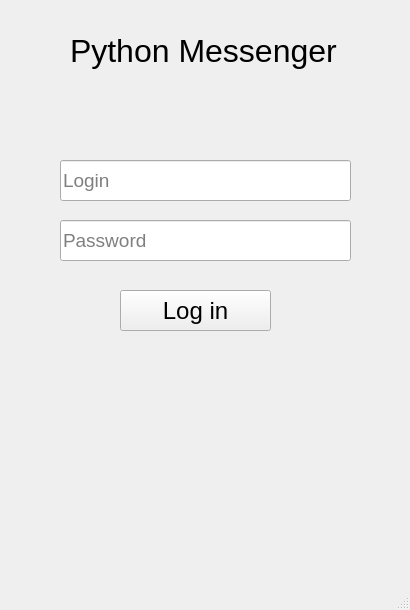
This is messenger.ui in vmariiechko/python-messenger as Qt 5 draws it before an edit. The edited form follows.
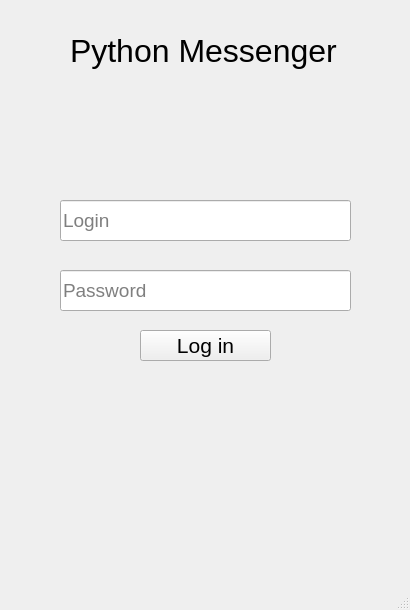
This is the edited form.

What changed in the file:
```diff
--- a/messenger.ui
+++ b/messenger.ui
@@ -31,7 +31,7 @@
       <property name="geometry">
        <rect>
         <x>60</x>
-        <y>160</y>
+        <y>200</y>
         <width>291</width>
         <height>41</height>
        </rect>
@@ -52,7 +52,7 @@
       <property name="geometry">
        <rect>
         <x>60</x>
-        <y>220</y>
+        <y>270</y>
         <width>291</width>
         <height>41</height>
        </rect>
@@ -62,6 +62,9 @@
         <pointsize>14</pointsize>
        </font>
       </property>
+      <property name="echoMode">
+       <enum>QLineEdit::Password</enum>
+      </property>
       <property name="placeholderText">
        <string>Password</string>
       </property>
@@ -69,15 +72,15 @@
      <widget class="QPushButton" name="loginButton1">
       <property name="geometry">
        <rect>
-        <x>120</x>
-        <y>290</y>
-        <width>151</width>
-        <height>41</height>
+        <x>140</x>
+        <y>330</y>
+        <width>131</width>
+        <height>31</height>
        </rect>
       </property>
       <property name="font">
        <font>
-        <pointsize>18</pointsize>
+        <pointsize>16</pointsize>
        </font>
       </property>
       <property name="text">
@@ -102,6 +105,32 @@
        <string>Python Messenger</string>
       </property>
      </widget>
+     <widget class="QLabel" name="loginError">
+      <property name="geometry">
+       <rect>
+        <x>60</x>
+        <y>180</y>
+        <width>181</width>
+        <height>21</height>
+       </rect>
+      </property>
+      <property name="text">
+       <string>&lt;html&gt;&lt;head/&gt;&lt;body&gt;&lt;p&gt;&lt;br/&gt;&lt;/p&gt;&lt;/body&gt;&lt;/html&gt;</string>
+      </property>
+     </widget>
+     <widget class="QLabel" name="passwordError">
+      <property name="geometry">
+       <rect>
+        <x>60</x>
+        <y>250</y>
+        <width>181</width>
+        <height>21</height>
+       </rect>
+      </property>
+      <property name="text">
+       <string>&lt;html&gt;&lt;head/&gt;&lt;body&gt;&lt;p&gt;&lt;br/&gt;&lt;/p&gt;&lt;/body&gt;&lt;/html&gt;</string>
+      </property>
+     </widget>
     </widget>
     <widget class="QWidget" name="page_2">
      <widget class="QTextBrowser" name="textBrowser">
```
Left out of the diff: 6 changed lines with no effect on the pictures.
